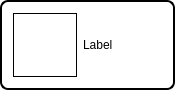
Above: ui/themewidget.ui from DrLutzi/wakfu-theme-manager before the change. Below: the same form after it.
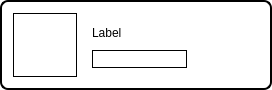
That is the form after the change. Icons and pictures are not drawn.

Diff of the .ui file:
```diff
--- a/ui/themewidget.ui
+++ b/ui/themewidget.ui
@@ -6,7 +6,7 @@
    <rect>
     <x>0</x>
     <y>0</y>
-    <width>175</width>
+    <width>272</width>
     <height>86</height>
    </rect>
   </property>
@@ -74,12 +74,75 @@
     </widget>
    </item>
    <item>
-    <widget class="QLabel" name="label">
+    <widget class="QWidget" name="widget" native="true">
      <property name="styleSheet">
       <string notr="true">border: 0px; background-color: rgba(0, 0, 0, 0)</string>
      </property>
+     <layout class="QVBoxLayout" name="verticalLayout">
+      <item>
+       <widget class="QLabel" name="label">
+        <property name="styleSheet">
+         <string notr="true">border: 0px; background-color: rgba(0, 0, 0, 0)</string>
+        </property>
+        <property name="text">
+         <string>Label</string>
+        </property>
+       </widget>
+      </item>
+      <item>
+       <widget class="QLineEdit" name="lineEdit_url">
+        <property name="styleSheet">
+         <string notr="true">border: 1px solid black;
+border-radius: 0.5 px; 
+padding: 0 1px;
+background: rgba(1, 1, 1, 0);</string>
+        </property>
+       </widget>
+      </item>
+     </layout>
+    </widget>
+   </item>
+   <item>
+    <widget class="QPushButton" name="pushButton">
+     <property name="sizePolicy">
+      <sizepolicy hsizetype="Fixed" vsizetype="Fixed">
+       <horstretch>0</horstretch>
+       <verstretch>0</verstretch>
+      </sizepolicy>
+     </property>
+     <property name="minimumSize">
+      <size>
+       <width>32</width>
+       <height>64</height>
+      </size>
+     </property>
+     <property name="styleSheet">
+      <string notr="true">QPushButton
+{
+	border-color: rgba(255, 255, 255, 0);
+}
+QPushButton:hover
+{
+	background-color: rgba(167, 240, 255, 128);
+}
+QPushButton:pressed
+{
+	background-color: rgba(167, 240, 255, 192);
+}</string>
+     </property>
      <property name="text">
-      <string>Label</string>
+      <string/>
+     </property>
+     <property name="icon">
+      <iconset>
+       <normalon>:/resources/colored/colored/download.svg</normalon>
+      </iconset>
+     </property>
+     <property name="iconSize">
+      <size>
+       <width>32</width>
+       <height>32</height>
+      </size>
      </property>
     </widget>
    </item>
```
